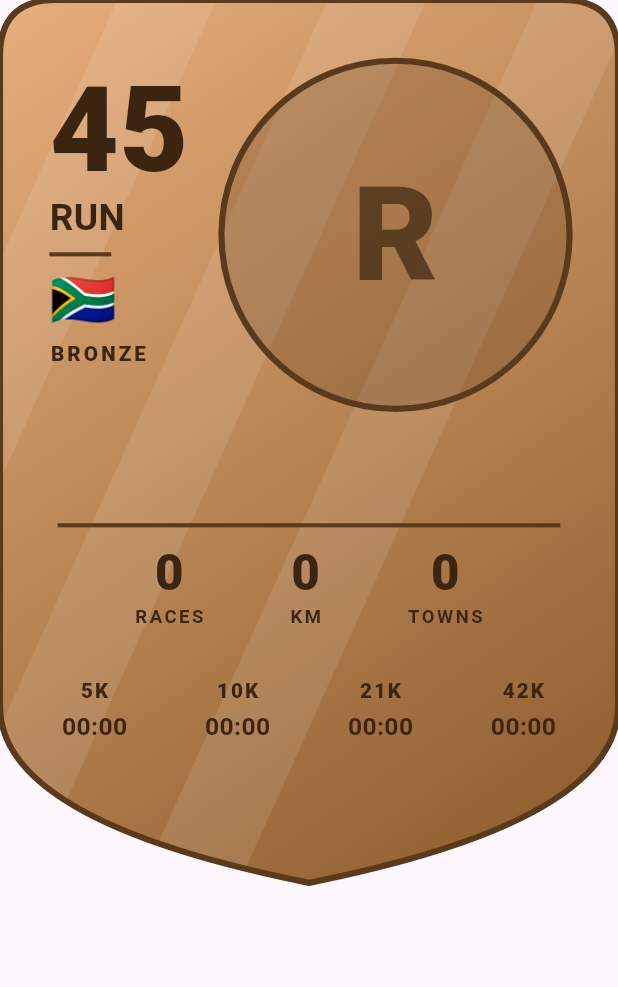
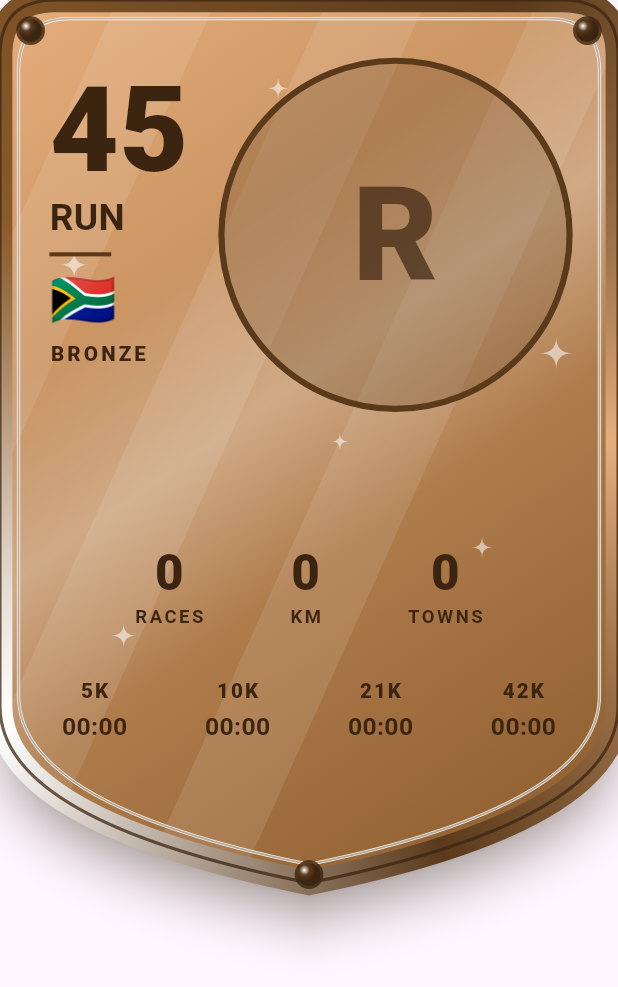
Before and after one commit to jpsmith594-builder/RunnersJourney, a Flutter app: the RunnerCard widget shown alone on an empty page, opened directly with empty values, on a phone screen of 412 x 824 dp. Shown: the top 987 px of the screen. Run offline on Flutter 3.47's test engine with Material 3 defaults, Android fonts, the phone set to English and light mode, and no system bars; our stand-ins replace flutter_map, image_picker, latlong2, supabase_flutter; accounts and stored records are empty.

Commit message:
Glamorous runner card: metallic double frame, gems, sheen, sparkles; drop divider under club line
Co-Authored-By: Claude Sonnet 5.5 <noreply@anthropic.com>
Claude-Session: https://claude.ai/code/session_01PDyqJjHb4fFA6qNThxSnif

```diff
--- a/lib/features/profile/runner_card.dart
+++ b/lib/features/profile/runner_card.dart
@@ -51,25 +51,140 @@ class _ShieldClipper extends CustomClipper<Path> {
   bool shouldReclip(covariant CustomClipper<Path> oldClipper) => false;
 }
 
-class _ShieldBorder extends CustomPainter {
+/// Soft glow under the card.
+class _ShieldGlow extends CustomPainter {
   final Color color;
-  final double unit;
-  const _ShieldBorder(this.color, this.unit);
+  const _ShieldGlow(this.color);
 
   @override
   void paint(Canvas canvas, Size size) {
+    canvas.drawShadow(_shield(size), color, 14, true);
+  }
+
+  @override
+  bool shouldRepaint(covariant _ShieldGlow old) => old.color != color;
+}
+
+/// Metallic double frame: a thick gradient rim, a thin bright line inside it
+/// and a dark outer edge, with gems at the corners.
+class _ShieldFrame extends CustomPainter {
+  final _Palette p;
+  final double unit;
+  const _ShieldFrame(this.p, this.unit);
+
+  @override
+  void paint(Canvas canvas, Size size) {
+    final rect = Offset.zero & size;
+    final outer = _shield(size);
+
+    // Rim
     canvas.drawPath(
-      _shield(size),
+      outer,
       Paint()
         ..style = PaintingStyle.stroke
-        ..strokeWidth = 3 * unit
-        ..color = color,
+        ..strokeWidth = 12 * unit
+        ..shader = SweepGradient(
+          center: Alignment.center,
+          colors: [
+            p.top,
+            p.accent,
+            Colors.white,
+            p.bottom,
+            p.accent,
+            p.top,
+          ],
+          stops: const [0.0, 0.2, 0.38, 0.6, 0.82, 1.0],
+        ).createShader(rect),
+    );
+    // Dark outer edge
+    canvas.drawPath(
+      outer,
+      Paint()
+        ..style = PaintingStyle.stroke
+        ..strokeWidth = 1.5 * unit
+        ..color = p.ink.withValues(alpha: 0.75),
+    );
+    // Bright inner line, set in from the edge
+    final inset = 9 * unit;
+    final inner = _shield(Size(size.width - 2 * inset, size.height - 2 * inset))
+        .shift(Offset(inset, inset));
+    canvas.drawPath(
+      inner,
+      Paint()
+        ..style = PaintingStyle.stroke
+        ..strokeWidth = 1.6 * unit
+        ..color = Colors.white.withValues(alpha: 0.85),
+    );
+    canvas.drawPath(
+      inner,
+      Paint()
+        ..style = PaintingStyle.stroke
+        ..strokeWidth = 0.8 * unit
+        ..color = p.ink.withValues(alpha: 0.35),
+    );
+
+    // Gems at the top corners and the bottom point
+    final r = size.width * 0.09;
+    for (final c in [
+      Offset(r * 0.55, r * 0.55),
+      Offset(size.width - r * 0.55, r * 0.55),
+      Offset(size.width / 2, size.height - 4 * unit),
+    ]) {
+      _gem(canvas, c, 5.5 * unit);
+    }
+  }
+
+  void _gem(Canvas canvas, Offset c, double r) {
+    canvas.drawCircle(c, r + 1.5 * unit, Paint()..color = p.ink.withValues(alpha: 0.8));
+    canvas.drawCircle(
+      c,
+      r,
+      Paint()
+        ..shader = RadialGradient(
+          center: const Alignment(-0.4, -0.4),
+          colors: [Colors.white, p.accent, p.ink],
+          stops: const [0.0, 0.45, 1.0],
+        ).createShader(Rect.fromCircle(center: c, radius: r)),
     );
   }
 
   @override
-  bool shouldRepaint(covariant _ShieldBorder old) =>
-      old.color != color || old.unit != unit;
+  bool shouldRepaint(covariant _ShieldFrame old) =>
+      old.p != p || old.unit != unit;
+}
+
+/// Tiny four-point sparkles scattered over the card.
+class _Sparkles extends CustomPainter {
+  final Color color;
+  const _Sparkles(this.color);
+
+  @override
+  void paint(Canvas canvas, Size size) {
+    const spots = [
+      [0.12, 0.30, 7.0],
+      [0.45, 0.10, 5.0],
+      [0.90, 0.40, 8.0],
+      [0.78, 0.62, 5.0],
+      [0.20, 0.72, 6.0],
+      [0.55, 0.50, 4.0],
+    ];
+    final paint = Paint()..color = color;
+    for (final s in spots) {
+      final c = Offset(size.width * s[0], size.height * s[1]);
+      final r = s[2] * size.width / 300;
+      final path = Path()
+        ..moveTo(c.dx, c.dy - r)
+        ..quadraticBezierTo(c.dx, c.dy, c.dx + r, c.dy)
+        ..quadraticBezierTo(c.dx, c.dy, c.dx, c.dy + r)
+        ..quadraticBezierTo(c.dx, c.dy, c.dx - r, c.dy)
+        ..quadraticBezierTo(c.dx, c.dy, c.dx, c.dy - r)
+        ..close();
+      canvas.drawPath(path, paint);
+    }
+  }
+
+  @override
+  bool shouldRepaint(covariant _Sparkles old) => old.color != color;
 }
 
 class _Stripes extends CustomPainter {
@@ -148,7 +263,8 @@ class RunnerCard extends StatelessWidget {
                 color: p.ink, fontSize: size * u, fontWeight: w, height: 1.0);
 
         return CustomPaint(
-          foregroundPainter: _ShieldBorder(p.accent, u),
+          painter: _ShieldGlow(p.accent),
+          foregroundPainter: _ShieldFrame(p, u),
           child: ClipPath(
             clipper: _ShieldClipper(),
             child: Container(
@@ -162,6 +278,29 @@ class RunnerCard extends StatelessWidget {
               child: Stack(
                 children: [
                   const Positioned.fill(child: CustomPaint(painter: _Stripes())),
+                  Positioned.fill(
+                      child: CustomPaint(
+                          painter: _Sparkles(
+                              Colors.white.withValues(alpha: 0.55)))),
+                  // Glossy sheen
+                  Positioned.fill(
+                    child: IgnorePointer(
+                      child: DecoratedBox(
+                        decoration: BoxDecoration(
+                          gradient: LinearGradient(
+                            begin: Alignment.topLeft,
+                            end: Alignment.bottomRight,
+                            colors: [
+                              Colors.white.withValues(alpha: 0.0),
+                              Colors.white.withValues(alpha: 0.28),
+                              Colors.white.withValues(alpha: 0.0),
+                            ],
+                            stops: const [0.30, 0.45, 0.60],
+                          ),
+                        ),
+                      ),
+                    ),
+                  ),
                   // Rating, distance, flag
                   Positioned(
                     left: 24 * u,
@@ -240,12 +379,6 @@ class RunnerCard extends StatelessWidget {
                         ],
                       ],
                     ),
-                  ),
-                  Positioned(
-                    left: 28 * u,
-                    right: 28 * u,
-                    top: 254 * u,
-                    child: Container(height: 2 * u, color: p.accent),
                   ),
                   // Headline numbers
                   Positioned(
```
